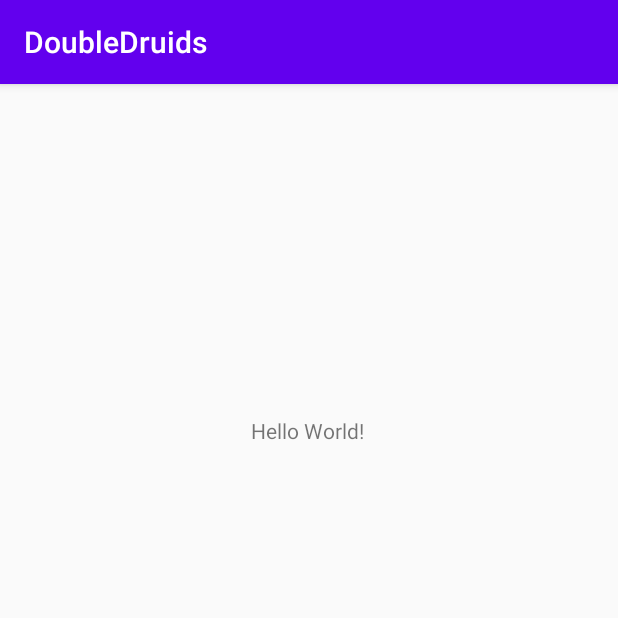
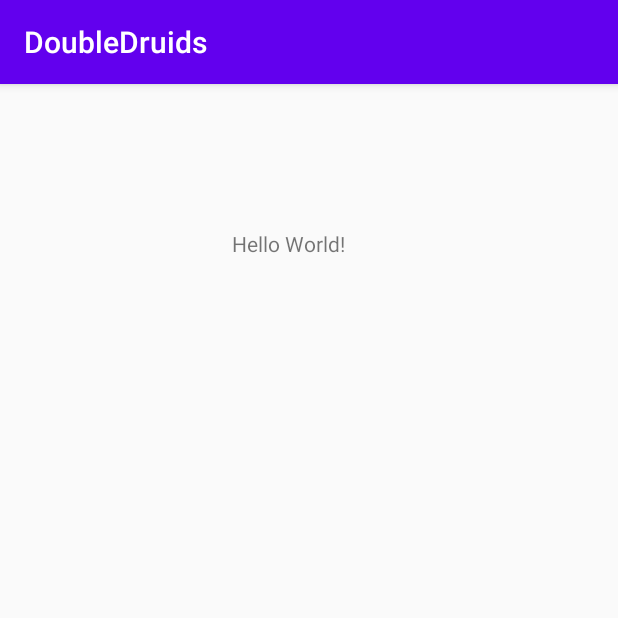
Before and after one commit to rammohant/MarginEdge-App, an Android app: the screen it shows after launch (MainActivity), on a phone screen of 412 x 824 dp, the top half of it. Run offline under Robolectric (Android 15) with nearby library versions, the phone set to English and light mode, and no system bars.

Commit message:
attempt2

```diff
--- a/DoubleDruids/app/src/main/res/layout/activity_main.xml
+++ b/DoubleDruids/app/src/main/res/layout/activity_main.xml
@@ -11,10 +11,10 @@
         android:layout_height="wrap_content"
         android:text="Hello World!"
         app:layout_constraintBottom_toBottomOf="parent"
-        app:layout_constraintHorizontal_bias="0.498"
+        app:layout_constraintHorizontal_bias="0.459"
         app:layout_constraintLeft_toLeftOf="parent"
         app:layout_constraintRight_toRightOf="parent"
         app:layout_constraintTop_toTopOf="parent"
-        app:layout_constraintVertical_bias="0.296" />
+        app:layout_constraintVertical_bias="0.129" />
 
 </androidx.constraintlayout.widget.ConstraintLayout>
```
